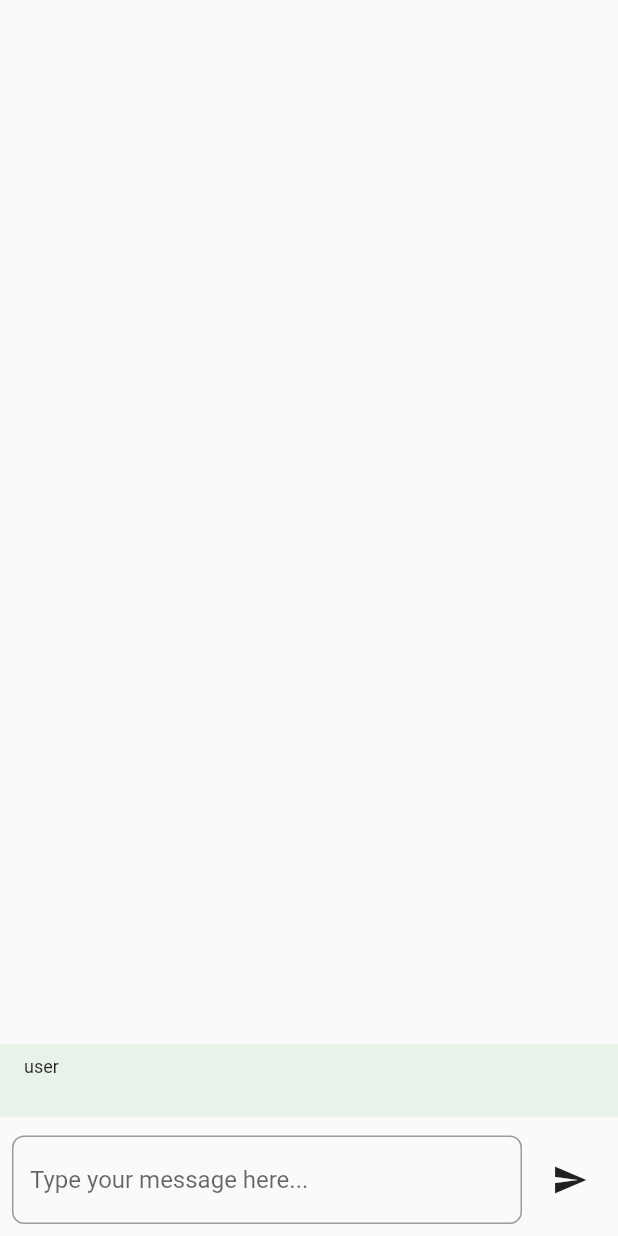
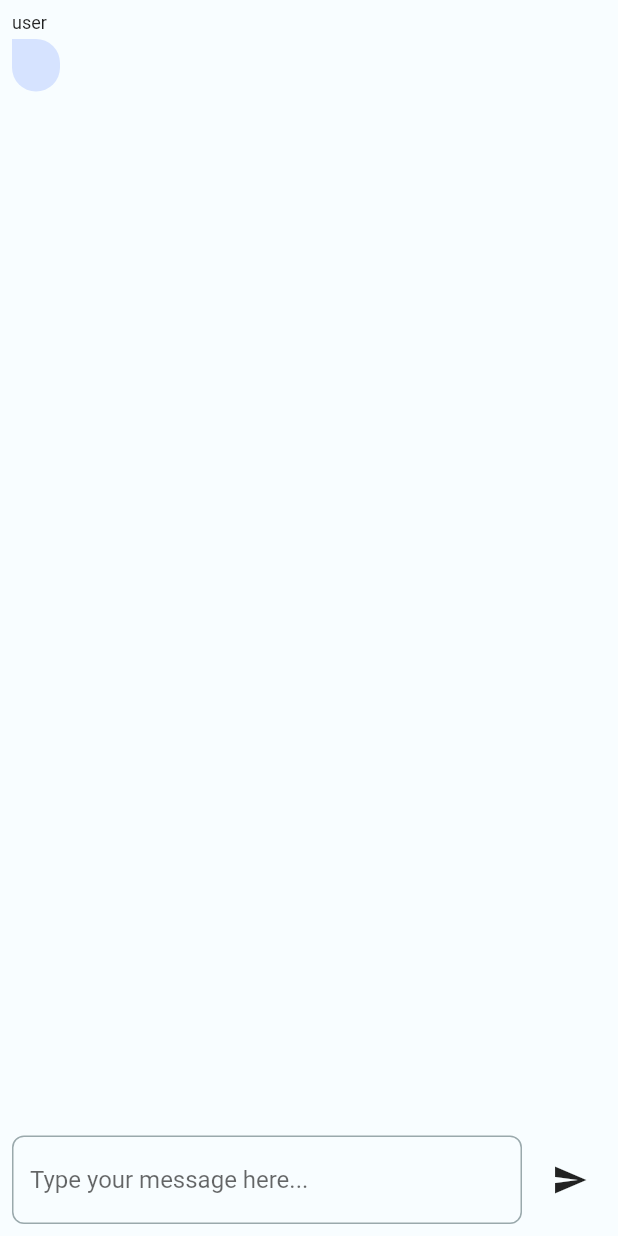
Before and after one commit to andrzejchm/chatgpt_prompts, a Flutter app: the screen it shows after launch, after a tap on the "send" icon, on a phone screen of 412 x 824 dp. Run offline on Flutter 3.47's test engine with Material 2 defaults, Android fonts, the phone set to English and light mode, and no system bars; our stand-ins replace bloc, dartz, equatable, flutter_bloc, flutter_dotenv, gap and 1 more; missing offline and left inert: dart_openai; generated files the repository leaves out were written again; project files that could hold a hidden picture were left out.

Commit message:
simplify theme, add updated message layout

```diff
--- a/lib/chatgpt_prompts_app.dart
+++ b/lib/chatgpt_prompts_app.dart
@@ -2,7 +2,7 @@ import 'package:chatgpt_prompts/dependency_injection/app_component.dart';
 import 'package:chatgpt_prompts/features/app_init/app_init_initial_params.dart';
 import 'package:chatgpt_prompts/features/app_init/app_init_page.dart';
 import 'package:chatgpt_prompts/navigation/app_navigator.dart';
-import 'package:chatgpt_prompts/ui/theme/chatgpt_prompts_theme.dart';
+import 'package:chatgpt_prompts/ui/theme/app_theme.dart';
 import 'package:chatgpt_prompts/utils/locale_resolution.dart';
 import 'package:flutter/material.dart';
 import 'package:flutter_gen/gen_l10n/app_localizations.dart';
@@ -31,9 +31,16 @@ class _ChatgptPromptsAppState extends State<ChatgptPromptsApp> {
 
   @override
   Widget build(BuildContext context) {
-    return ChatgptPromptsTheme(
-      child: MaterialApp(
+    return MaterialApp(
       home: home,
+      theme: ThemeData(
+        colorScheme: appTheme.colorsLight,
+        scaffoldBackgroundColor: appTheme.colorsLight.background,
+      ),
+      darkTheme: ThemeData(
+        colorScheme: appTheme.colorsDark,
+        scaffoldBackgroundColor: appTheme.colorsDark.background,
+      ),
       debugShowCheckedModeBanner: false,
       navigatorKey: AppNavigator.navigatorKey,
       localizationsDelegates: const [
@@ -48,7 +55,6 @@ class _ChatgptPromptsAppState extends State<ChatgptPromptsApp> {
         data: MediaQuery.of(context).copyWith(textScaleFactor: 1.0),
         child: child!,
       ),
-      ),
     );
   }
 }
--- a/lib/core/data/dart_openai_repository.dart
+++ b/lib/core/data/dart_openai_repository.dart
@@ -21,7 +21,7 @@ class DartOpenaiRepository implements OpenaiRepository {
     required List<ChatCompletionMessageInput> inputs,
   }) async {
     try {
-      OpenAI.apiKey = '';
+      OpenAI.apiKey = (await configProvider.getConfig()).openApiKey;
       final response = await OpenAI.instance.chat.create(
         model: openAiModel,
         messages: inputs.map((e) => e.toMessageModel()).toList(),
--- a/lib/features/main/main_page.dart
+++ b/lib/features/main/main_page.dart
@@ -1,5 +1,6 @@
 // ignore: unused_import
-import 'package:bloc/bloc.dart';
+import 'dart:math';
+
 import 'package:chatgpt_prompts/core/utils/mvp_extensions.dart';
 import 'package:chatgpt_prompts/features/main/main_presentation_model.dart';
 import 'package:chatgpt_prompts/features/main/main_presenter.dart';
@@ -25,6 +26,7 @@ class MainPage extends StatefulWidget with HasPresenter<MainPresenter> {
 class _MainPageState extends State<MainPage> with PresenterStateMixin<MainViewModel, MainPresenter, MainPage> {
   late TextEditingController _textEditingController;
 
+
   @override
   void initState() {
     super.initState();
@@ -47,15 +49,24 @@ class _MainPageState extends State<MainPage> with PresenterStateMixin<MainViewMo
             LogicalKeySet(LogicalKeyboardKey.enter): () => presenter.onTapSend(),
           },
           child: Scaffold(
+            // backgroundColor: AppTheme.colors.,
             body: stateObserver(
-              builder: (context, state) => Column(
+              builder: (context, state) {
+                return Column(
                   children: [
                     Expanded(
+                      child: ClipRect(
+                        child: Align(
+                          alignment: Alignment.topCenter,
                           child: ListView.builder(
                             reverse: true,
+                            clipBehavior: Clip.none,
+                            shrinkWrap: true,
                             itemCount: state.messages.length,
                             itemBuilder: (context, index) =>
                                 ChatMessageView(message: state.messages.reversed.toList()[index]),
+                          ),
+                        ),
                       ),
                     ),
                     ResponseLoadingIndicator(
@@ -66,7 +77,8 @@ class _MainPageState extends State<MainPage> with PresenterStateMixin<MainViewMo
                       controller: _textEditingController,
                     ),
                   ],
-              ),
+                );
+              },
             ),
           ),
         ),
--- a/lib/ui/theme/app_theme.dart
+++ b/lib/ui/theme/app_theme.dart
@@ -1,19 +1,23 @@
 import 'package:chatgpt_prompts/navigation/app_navigator.dart';
-import 'package:chatgpt_prompts/ui/theme/chatgpt_prompts_colors.dart';
+import 'package:chatgpt_prompts/ui/theme/app_theme_data.dart';
 import 'package:chatgpt_prompts/ui/theme/chatgpt_prompts_dimens.dart';
 import 'package:chatgpt_prompts/ui/theme/chatgpt_prompts_text_styles.dart';
-import 'package:chatgpt_prompts/ui/theme/chatgpt_prompts_theme.dart';
-import 'package:flutter/widgets.dart';
+import 'package:flutter/material.dart';
 
-@visibleForTesting
-AppThemeData? themeTestOverride;
+AppThemeData _theme = AppThemeData.defaults();
 
-class AppTheme {
-  static ChatgptPromptsDimens get dimens => theme.dimens;
+ChatgptPromptsDimens get dimens => appTheme.dimens;
 
-  static ChatgptPromptsTextStyles get textStyles => theme.textStyles;
+ChatgptPromptsTextStyles get textStyles => appTheme.textStyles;
 
-  static ChatgptPromptsColors get colors => theme.colors;
+ColorScheme get colors {
+  final brightness = Theme.of(AppNavigator.rootContext!).colorScheme.brightness;
+  switch (brightness) {
+    case Brightness.dark:
+      return appTheme.colorsDark;
+    case Brightness.light:
+      return appTheme.colorsLight;
+  }
+}
 
-  static AppThemeData get theme => themeTestOverride ?? ChatgptPromptsTheme.of(AppNavigator.rootContext!);
-}
+AppThemeData get appTheme => _theme;
--- a/lib/ui/theme/chatgpt_prompts_colors.dart
+++ /dev/null
@@ -1,3 +0,0 @@
-class ChatgptPromptsColors {
-  const ChatgptPromptsColors();
-}
--- a/lib/ui/theme/chatgpt_prompts_dimens.dart
+++ b/lib/ui/theme/chatgpt_prompts_dimens.dart
@@ -1,14 +1,11 @@
 //ignore_for_file: no-magic-number
 class ChatgptPromptsDimens {
-  const ChatgptPromptsDimens({
-    this.spacingXL = 32.0,
-    this.spacingL = 16.0,
-    this.spacingM = 8.0,
-    this.spacingS = 4.0,
-  });
-
-  final double spacingXL;
-  final double spacingM;
-  final double spacingL;
-  final double spacingS;
+  final double spacingXXL = 48.0;
+  final double spacingXL = 32.0;
+  final double spacingM = 8.0;
+  final double spacingL = 16.0;
+  final double spacingS = 4.0;
+  // radius
+  final double radiusL = 16.0;
+  final double radiusXL = 32.0;
 }
--- a/lib/ui/theme/chatgpt_prompts_theme.dart
+++ /dev/null
@@ -1,41 +0,0 @@
-import 'package:chatgpt_prompts/ui/theme/chatgpt_prompts_colors.dart';
-import 'package:chatgpt_prompts/ui/theme/chatgpt_prompts_dimens.dart';
-import 'package:chatgpt_prompts/ui/theme/chatgpt_prompts_text_styles.dart';
-import 'package:flutter/cupertino.dart';
-
-class ChatgptPromptsTheme extends InheritedWidget {
-  ChatgptPromptsTheme({
-    super.key,
-    AppThemeData? data,
-    required super.child,
-  }) : data = data ?? AppThemeData.defaults();
-
-  static AppThemeData of(BuildContext context) {
-    final result = context.dependOnInheritedWidgetOfExactType<ChatgptPromptsTheme>();
-    assert(result != null, 'No ChatgptPromptsTheme found in context');
-
-    return result!.data;
-  }
-
-  final AppThemeData data;
-
-  @override
-  bool updateShouldNotify(ChatgptPromptsTheme oldWidget) => data != oldWidget.data;
-}
-
-class AppThemeData {
-  const AppThemeData({
-    required this.colors,
-    required this.textStyles,
-    required this.dimens,
-  });
-
-  AppThemeData.defaults()
-      : colors = const ChatgptPromptsColors(),
-        textStyles = ChatgptPromptsTextStyles.defaultStyle(),
-        dimens = const ChatgptPromptsDimens();
-
-  final ChatgptPromptsColors colors;
-  final ChatgptPromptsTextStyles textStyles;
-  final ChatgptPromptsDimens dimens;
-}
--- a/lib/ui/widgets/app_comment_bar.dart
+++ b/lib/ui/widgets/app_comment_bar.dart
@@ -26,7 +26,6 @@ class _AppCommentBarState extends State<AppCommentBar> {
 
   @override
   Widget build(BuildContext context) {
-    final dimens = AppTheme.dimens;
     return Padding(
       padding: EdgeInsets.all(dimens.spacingM),
       child: Row(
--- a/lib/ui/widgets/app_text_field.dart
+++ b/lib/ui/widgets/app_text_field.dart
@@ -18,7 +18,7 @@ class AppTextField extends StatelessWidget {
       decoration: InputDecoration(
         hintText: hintText,
         border: OutlineInputBorder(
-          borderRadius: BorderRadius.circular(AppTheme.dimens.spacingM),
+          borderRadius: BorderRadius.circular(dimens.spacingM),
         ),
       ),
     );
--- a/lib/ui/widgets/chat_message_view.dart
+++ b/lib/ui/widgets/chat_message_view.dart
@@ -1,39 +1,74 @@
+import 'dart:math';
+
 import 'package:chatgpt_prompts/core/domain/model/chat_completion_role.dart';
 import 'package:chatgpt_prompts/core/domain/model/chat_message.dart';
 import 'package:chatgpt_prompts/ui/theme/app_theme.dart';
 import 'package:flutter/material.dart';
+import 'package:gap/gap.dart';
 
 class ChatMessageView extends StatelessWidget {
   const ChatMessageView({
     super.key,
     required ChatMessage message,
   }) : _message = message;
-
   final ChatMessage _message;
 
   @override
   Widget build(BuildContext context) {
-    return ColoredBox(
-      color: _message.role.color,
+    final radius = Radius.circular(dimens.radiusL);
+    final role = _message.role;
+    final isUser = role == ChatCompletionRole.user;
+    return Stack(
+      children: [
+        Align(
+          alignment: isUser ? Alignment.centerLeft : Alignment.centerRight,
           child: Padding(
-        padding: EdgeInsets.symmetric(
-          horizontal: AppTheme.dimens.spacingL,
-          vertical: AppTheme.dimens.spacingM,
+            padding: EdgeInsets.fromLTRB(
+              isUser ? dimens.spacingM : dimens.spacingXXL,
+              dimens.spacingM,
+              isUser ? dimens.spacingXXL : dimens.spacingM,
+              dimens.spacingM,
+            ),
+            child: ConstrainedBox(
+              constraints: const BoxConstraints(
+                maxWidth: 600,
               ),
               child: Column(
                 crossAxisAlignment: CrossAxisAlignment.start,
                 children: [
                   Text(
-              _message.role.name,
-              style: AppTheme.textStyles.caption,
+                    role.name,
+                    style: textStyles.caption,
+                    textAlign: isUser ? TextAlign.left : TextAlign.right,
                   ),
-            Text(
+                  Gap(dimens.spacingS),
+                  Container(
+                    decoration: BoxDecoration(
+                      color: role.color,
+                      borderRadius: BorderRadius.only(
+                        topLeft: isUser ? Radius.zero : radius,
+                        topRight: isUser ? radius : Radius.zero,
+                        bottomLeft: radius,
+                        bottomRight: radius,
+                      ),
+                    ),
+                    child: Padding(
+                      padding: EdgeInsets.symmetric(
+                        horizontal: dimens.spacingL,
+                        vertical: dimens.spacingM,
+                      ),
+                      child: Text(
                         _message.message,
-              style: AppTheme.textStyles.body1,
+                        style: textStyles.body1,
+                      ),
+                    ),
                   ),
                 ],
               ),
             ),
+          ),
+        ),
+      ],
     );
   }
 }
@@ -41,14 +76,13 @@ class ChatMessageView extends StatelessWidget {
 //extension for ChatCompletionRole to get color
 extension ChatCompletionRoleX on ChatCompletionRole {
   Color get color {
-    const opacity = 0.1;
     switch (this) {
       case ChatCompletionRole.assistant:
-        return Colors.blue.withOpacity(opacity);
+        return colors.tertiaryContainer;
       case ChatCompletionRole.user:
-        return Colors.green.withOpacity(opacity);
+        return colors.secondaryContainer;
       case ChatCompletionRole.system:
-        return Colors.red.withOpacity(opacity);
+        return colors.surfaceVariant;
     }
   }
 }
--- a/lib/ui/widgets/response_loading_indicator.dart
+++ b/lib/ui/widgets/response_loading_indicator.dart
@@ -19,7 +19,7 @@ class ResponseLoadingIndicator extends StatelessWidget {
       duration: const ShortDuration(),
       curve: Curves.easeInOut,
       child: Padding(
-        padding: EdgeInsets.only(top: AppTheme.dimens.spacingS),
+        padding: EdgeInsets.only(top: dimens.spacingS),
         child: SizedBox(
           height: isLoading ? loadingSize : 0,
           width: loadingSize,
```
Also changed, not shown: lib/ui/theme/app_theme_data.dart (added, +91 -0 lines), 1 other file. Lines whose indentation alone changed are shown as unchanged.
